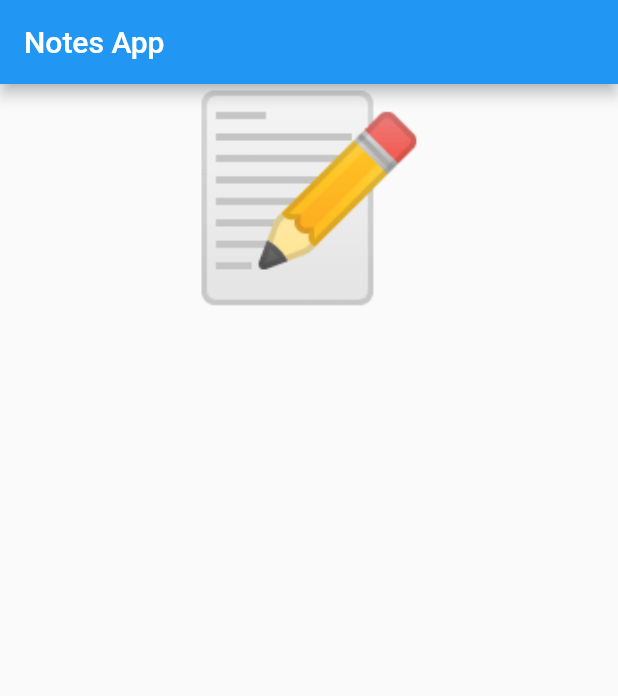
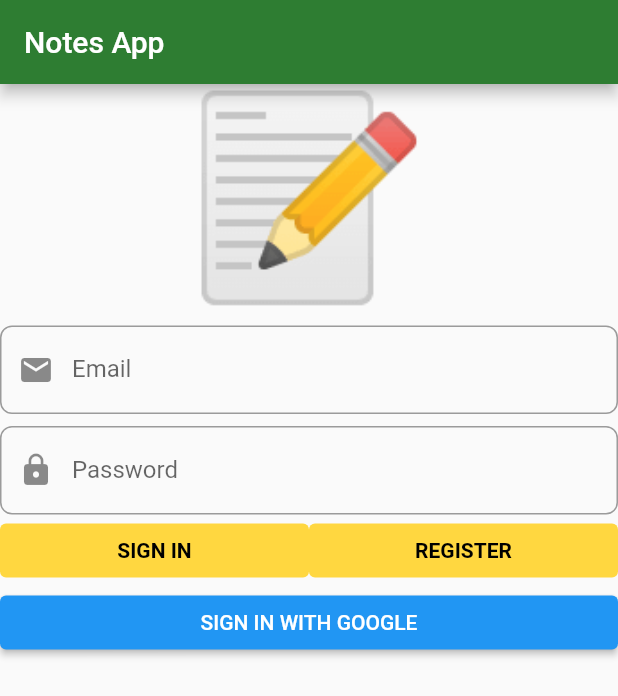
Before and after one commit to gumdum/notes2, a Flutter app: the screen it shows after launch, on a phone screen of 412 x 824 dp. Shown: the top 696 px of the screen. Run offline on Flutter 3.47's test engine with Material 2 defaults, Android fonts, the phone set to English and light mode, and no system bars; our stand-ins replace another_flushbar, bloc, firebase_auth, firebase_core, flutter_bloc, freezed_annotation and 2 more; missing offline and left inert: dfunc, oxidized; accounts and stored records are empty.

Commit message:
end of episode 8 - snackbar is a little buggy

```diff
--- a/lib/domain/auth/auth_failure.dart
+++ b/lib/domain/auth/auth_failure.dart
@@ -5,6 +5,7 @@ part 'auth_failure.freezed.dart';
 @freezed
 abstract class AuthFailure with _$AuthFailure {
   const factory AuthFailure.cancelledByUser() = CancelledByUser;
+  const factory AuthFailure.featureNotAvailable() = FeatureNotAvailable;
   const factory AuthFailure.serverError() = ServerError;
   const factory AuthFailure.emailAlreadyInUse() = EmailAlreadyInUse;
   const factory AuthFailure.invalidEmailAndPasswordCombination() =
--- a/lib/infrastructure/auth/firebase_auth_faade.dart
+++ b/lib/infrastructure/auth/firebase_auth_faade.dart
@@ -42,7 +42,7 @@ class FirebaseAuthFacade implements IAuthFacade {
   //! https://github.com/flutter/plugins/blob/master/packages/google_sign_in/google_sign_in/example/lib/main.dart
   @override
   Future<Either<AuthFailure, Coproduct0>> signInWithGoogle() async {
-    return const Either.right(Coproduct0.empty());
+    return const Either.left(AuthFailure.featureNotAvailable());
   }
 
   //!Google Sign In With Email & Password
--- a/lib/main.dart
+++ b/lib/main.dart
@@ -2,7 +2,7 @@ import 'package:firebase_core/firebase_core.dart';
 import 'package:flutter/material.dart';
 import 'package:injectable/injectable.dart';
 import 'package:notes2/injection.dart';
-import 'package:notes2/presentation/core/app.dart';
+import 'package:notes2/presentation/core/app_widget.dart';
 
 // ignore: avoid_void_async
 void main() async {
--- a/lib/presentation/core/app.dart
+++ /dev/null
@@ -1,12 +0,0 @@
-import 'package:flutter/material.dart';
-import 'package:notes2/presentation/sign_in/sign_in_page.dart';
-
-class AppWidget extends StatelessWidget {
-  @override
-  Widget build(BuildContext context) {
-    return MaterialApp(
-      title: 'Material App',
-      home: SignInPage(),
-    );
-  }
-}
--- /dev/null
+++ b/lib/presentation/core/app_widget.dart
@@ -0,0 +1,30 @@
+import 'package:flutter/material.dart';
+import 'package:notes2/presentation/sign_in/sign_in_page.dart';
+
+class AppWidget extends StatelessWidget {
+  @override
+  Widget build(BuildContext context) {
+    return MaterialApp(
+      title: 'Notes 2',
+      home: SignInPage(),
+      debugShowCheckedModeBanner: false,
+      theme: ThemeData.light().copyWith(
+        primaryColor: Colors.green[800],
+        accentColor: Colors.blueAccent,
+        inputDecorationTheme: InputDecorationTheme(
+            border: OutlineInputBorder(
+          borderRadius: BorderRadius.circular(8),
+        )),
+        textButtonTheme: TextButtonThemeData(
+          style: TextButton.styleFrom(
+            primary: Colors.black,
+            backgroundColor: Colors.amberAccent,
+            textStyle: const TextStyle(
+              fontWeight: FontWeight.bold,
+            ),
+          ),
+        ),
+      ),
+    );
+  }
+}
--- a/lib/presentation/sign_in/widgets/sign_in_form.dart
+++ b/lib/presentation/sign_in/widgets/sign_in_form.dart
@@ -1,3 +1,4 @@
+import 'package:another_flushbar/flushbar_helper.dart';
 import 'package:flutter/material.dart';
 import 'package:flutter_bloc/flutter_bloc.dart';
 import 'package:notes2/application/auth/sign_in_form/sign_in_form_bloc.dart';
@@ -6,9 +7,33 @@ class SignInForm extends StatelessWidget {
   @override
   Widget build(BuildContext context) {
     return BlocConsumer<SignInFormBloc, SignInFormState>(
-      listener: (context, state) {},
+      //! listener is for the snackbar
+      listener: (context, state) {
+        state.authFailureorSuccessOption!.when(
+          some: (value) => value.fold(
+            (failure) {
+              FlushbarHelper.createError(
+                message: failure.map(
+                  cancelledByUser: (_) => 'Cancelled',
+                  featureNotAvailable: (_) => 'Feature not available',
+                  serverError: (_) => 'Server error',
+                  emailAlreadyInUse: (_) => 'Email already in use',
+                  invalidEmailAndPasswordCombination: (_) =>
+                      'Invalid email and password combination',
+                ),
+              ).show(context);
+            },
+            (_) {
+              //TODO: Navigate
+            },
+          ),
+          none: () {},
+        );
+      },
       builder: (context, state) {
         return Form(
+          //!TODO state.showErrorMessages deprecated, remove from code
+          autovalidateMode: AutovalidateMode.always,
           child: ListView(
             // ignore: prefer_const_literals_to_create_immutables
             children: [
@@ -17,6 +42,80 @@ class SignInForm extends StatelessWidget {
                 textAlign: TextAlign.center,
                 style: TextStyle(fontSize: 130),
               ),
+              const SizedBox(
+                height: 8,
+              ),
+              TextFormField(
+                decoration: const InputDecoration(
+                    prefixIcon: Icon(Icons.email), labelText: 'Email'),
+                autocorrect: false,
+                onChanged: (value) => BlocProvider.of<SignInFormBloc>(context)
+                    .add(SignInFormEvent.emailChanged(value)),
+                validator: (_) =>
+                    //!get state from the Bloc and not builder to keep up with input
+                    BlocProvider.of<SignInFormBloc>(context)
+                        .state
+                        .emailAddress
+                        .value
+                        .fold(
+                            (f) => f.map(
+                                invalidEmail: (_) => 'Invalid Email String',
+                                shortPassword: (_) => 'Password too short'),
+                            (r) => null),
+              ),
+              const SizedBox(
+                height: 8,
+              ),
+              TextFormField(
+                decoration: const InputDecoration(
+                    prefixIcon: Icon(Icons.lock), labelText: 'Password'),
+                autocorrect: false,
+                obscureText: true,
+                onChanged: (value) => BlocProvider.of<SignInFormBloc>(context)
+                    .add(SignInFormEvent.passwordChanged(value)),
+                validator: (_) =>
+                    //!get state from the Bloc and not builder to keep up with input
+                    BlocProvider.of<SignInFormBloc>(context)
+                        .state
+                        .password
+                        .value
+                        .fold(
+                            (f) => f.maybeMap(
+                                shortPassword: (_) => 'Invalid Password',
+                                orElse: () => null),
+                            (r) => null),
+              ),
+              Row(
+                children: [
+                  Expanded(
+                    child: TextButton(
+                      onPressed: () {
+                        BlocProvider.of<SignInFormBloc>(context).add(
+                            const SignInFormEvent
+                                .signInWithEmailAndPasswordPressed());
+                      },
+                      child: const Text('SIGN IN'),
+                    ),
+                  ),
+                  Expanded(
+                    child: TextButton(
+                      onPressed: () {
+                        BlocProvider.of<SignInFormBloc>(context).add(
+                            const SignInFormEvent
+                                .registerWithEmailAndPasswordPressed());
+                      },
+                      child: const Text('REGISTER'),
+                    ),
+                  ),
+                ],
+              ),
+              ElevatedButton(
+                onPressed: () {
+                  BlocProvider.of<SignInFormBloc>(context)
+                      .add(const SignInFormEvent.signInWithGooglePressed());
+                },
+                child: const Text('SIGN IN WITH GOOGLE'),
+              ),
             ],
           ),
         );
--- a/pubspec.yaml
+++ b/pubspec.yaml
@@ -23,6 +23,7 @@ environment:
 dependencies:
   flutter:
     sdk: flutter
+  another_flushbar: null
   cupertino_icons: null
   dfunc: null
   firebase_auth: null
```
Also changed, not shown: lib/domain/auth/auth_failure.freezed.dart, pubspec.lock.
